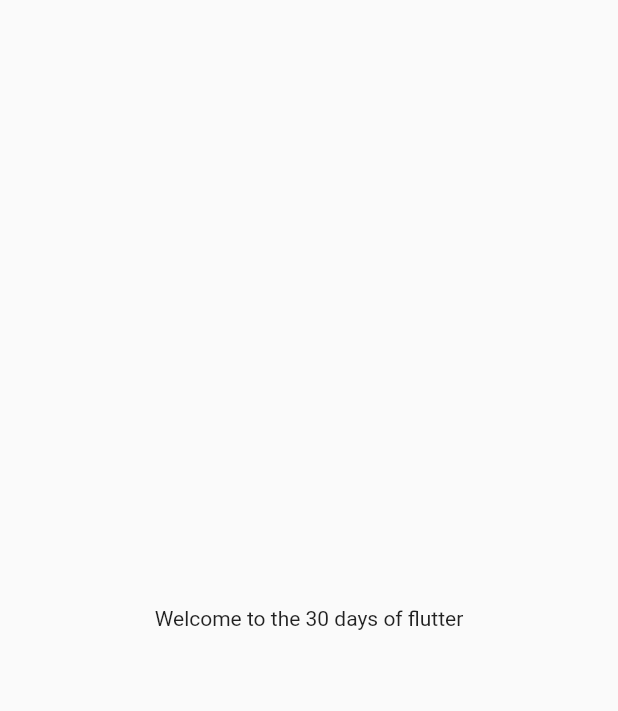
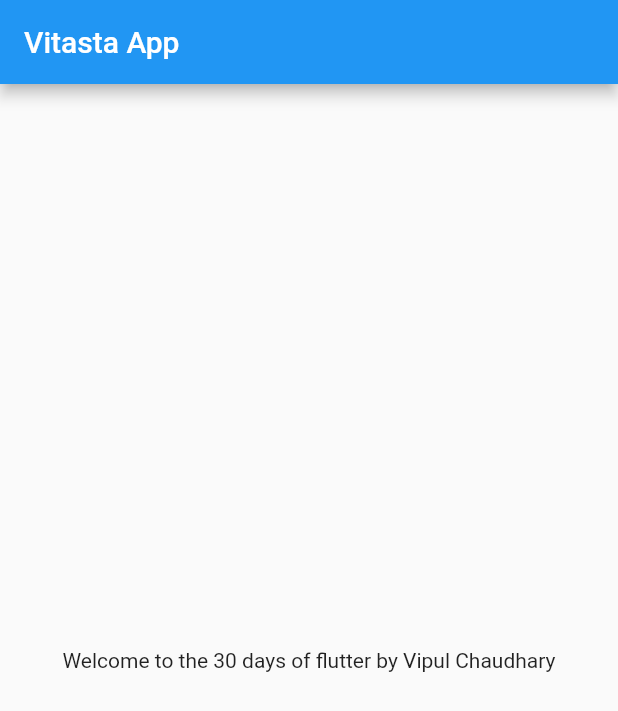
Before and after one commit to vip9888/Catalog_App, a Flutter app: the screen it shows after launch, on a phone screen of 412 x 824 dp. Shown: the top 711 px of the screen. Run offline on Flutter 3.47's test engine with Material 2 defaults, Android fonts, the phone set to English and light mode, and no system bars.

Commit message:
Day 2 COmpleted

```diff
--- /dev/null
+++ b/lib/home_page.dart
@@ -0,0 +1,22 @@
+import 'package:flutter/material.dart';
+
+class HomePage extends StatelessWidget {
+  final int days = 30;
+  final String name = "Vipul Chaudhary";
+
+  @override
+  Widget build(BuildContext context) {
+    return MaterialApp(
+      home: Scaffold(
+        appBar: AppBar(
+          title: Text("Vitasta App"),
+        ),
+        body: Center(
+          child: Container(
+            child: Text("Welcome to the $days days of flutter by $name"),
+          ),
+        ),
+      ),
+    );
+  }
+}
--- a/lib/main.dart
+++ b/lib/main.dart
@@ -1,4 +1,5 @@
 import 'package:flutter/material.dart';
+import 'home_page.dart';
 
 void main() {
   runApp(MyAPP());
@@ -9,14 +10,11 @@ class MyAPP extends StatelessWidget {
 
   @override
   Widget build(BuildContext context) {
+    int days = 30;
+    String name = "Vipul Chaudhary";
+
     return MaterialApp(
-      home: Material(
-        child: Center(
-          child: Container(
-            child: Text("Welcome to the 30 days of flutter"),
-          ),
-        ),
-      ),
+      home: HomePage(),
     );
   }
 }
```
